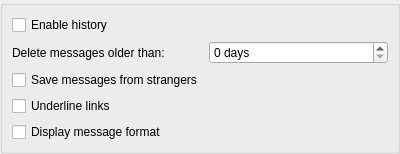
The window that src/widgets/settingpages/HistorySettings.ui (KittyIM/Client) describes before a commit, drawn with Qt 5.
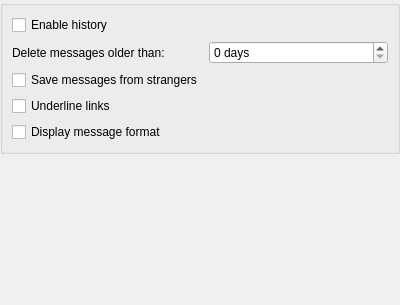
The same window after the commit. Custom widgets are drawn as their Qt base class.

```diff
--- a/src/widgets/settingpages/HistorySettings.ui
+++ b/src/widgets/settingpages/HistorySettings.ui
@@ -7,7 +7,7 @@
     <x>0</x>
     <y>0</y>
     <width>400</width>
-    <height>138</height>
+    <height>305</height>
    </rect>
   </property>
   <property name="windowTitle">
```
